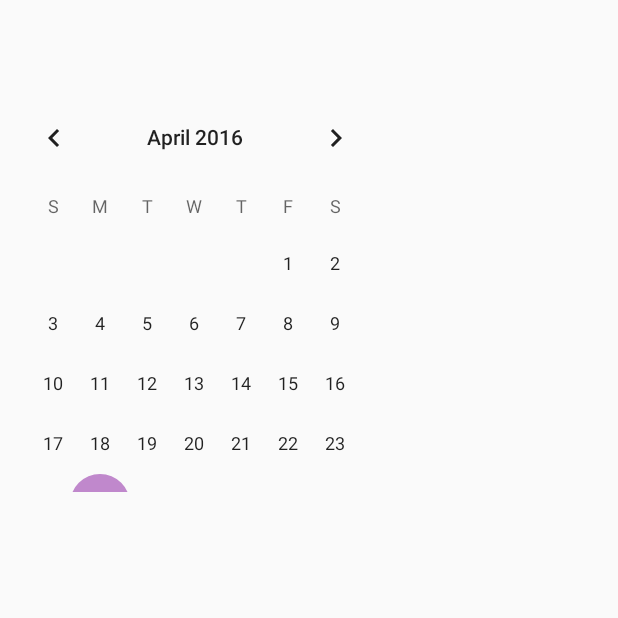
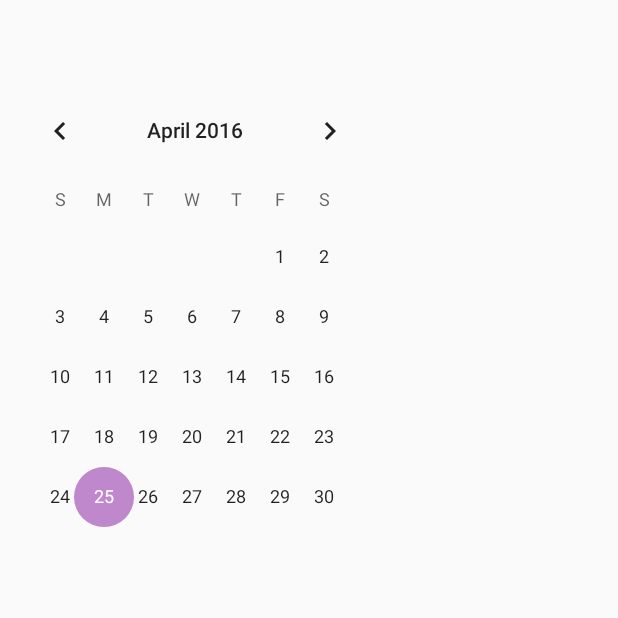
Before and after one commit to Biometrix-Health-Self-Improvement/Biometrix, an Android app: the EditCalendar screen opened directly, with no data from a screen before it, on a phone screen of 412 x 824 dp, the top half of it. Run offline under Robolectric (Android 15) with nearby library versions, the phone set to English and light mode, and no system bars.

Commit message:
+sleep cards; fixed calendar UI

```diff
--- a/NewAndroidProject/app/src/main/java/com/rocket/biometrix/EditPastEntries/fragments/EntryCandiesFragment.java
+++ b/NewAndroidProject/app/src/main/java/com/rocket/biometrix/EditPastEntries/fragments/EntryCandiesFragment.java
@@ -11,6 +11,7 @@ import android.view.View;
 import android.view.ViewGroup;
 
 import com.rocket.biometrix.Database.LocalStorageAccessExercise;
+import com.rocket.biometrix.Database.LocalStorageAccessSleep;
 import com.rocket.biometrix.EditPastEntries.CandyItems;
 import com.rocket.biometrix.EditPastEntries.CursorHelper;
 import com.rocket.biometrix.EditPastEntries.CursorPair;
@@ -130,8 +131,10 @@ public class EntryCandiesFragment extends Fragment {
             if (taybell.getTableName() == "exercise") {
                 CursorHelper exerciseCH = new CursorHelper(taybell, LocalStorageAccessExercise.TITLE, LocalStorageAccessExercise.TIME);
                 allCH.add(exerciseCH);
+            }else if(taybell.getTableName() == "sleep") {
+                CursorHelper sleepCH = new CursorHelper(taybell, LocalStorageAccessSleep.QUALITY, LocalStorageAccessSleep.TIME);
+                allCH.add(sleepCH);
             }
-
         }
 
         for(CursorHelper CurseHel : allCH){
--- a/NewAndroidProject/app/src/main/res/layout/activity_edit_past2.xml
+++ b/NewAndroidProject/app/src/main/res/layout/activity_edit_past2.xml
@@ -2,10 +2,10 @@
 <!--FRAGMENTS MUST BE IN "CONTAINER" OR EVERYTHING IS INVISIBLE-->
 <GridLayout xmlns:android="http://schemas.android.com/apk/res/android"
               xmlns:tools="http://schemas.android.com/tools"
-              android:layout_width="fill_parent"
-              android:layout_height="fill_parent"
+              android:layout_width="wrap_content"
+              android:layout_height="wrap_content"
               android:orientation="vertical"
-              tools:context=".LinearLayout"
+              tools:context=".GridLayout"
               android:id="@+id/fragment_container"
     >
 
@@ -14,8 +14,10 @@
         android:layout_width="wrap_content"
         android:layout_height="wrap_content"
         android:layout_gravity="right"
-        android:layout_columnWeight="0"
-        android:layout_rowWeight="0"/>
+        android:layout_columnWeight="3"
+        android:layout_rowWeight="3"
+        android:layout_row="0"
+        android:layout_column="2"/>
 
     <!--<fragment-->
         <!--android:id="@+id/EPEFragment"-->
--- a/NewAndroidProject/app/src/main/res/layout/fragment_exercise_calendar.xml
+++ b/NewAndroidProject/app/src/main/res/layout/fragment_exercise_calendar.xml
@@ -1,17 +1,17 @@
 <FrameLayout xmlns:android="http://schemas.android.com/apk/res/android"
              xmlns:tools="http://schemas.android.com/tools"
              android:layout_width="260dp"
-             android:layout_height="280dp"
+             android:layout_height="wrap_content"
              tools:context=".EditCalendar">
 
     <!-- TODO: Update blank fragment layout -->
 
     <CalendarView
-        android:layout_width="260dp"
-        android:layout_height="280dp"
+        android:layout_width="wrap_content"
+        android:layout_height="wrap_content"
         android:id="@+id/ex_CV"
-        android:layout_gravity="center_horizontal|top"
-        android:layout_margin="10dp"
+        android:layout_gravity="left|top"
+        android:layout_margin="5dp"
         android:theme="@style/AppTheme"
         android:touchscreenBlocksFocus="false"
         />
```
Also changed, not shown: NewAndroidProject/app/src/main/java/com/rocket/biometrix/EditPastEntries/EditPastActivity.java (+4 -4 lines), NewAndroidProject/app/src/main/java/com/rocket/biometrix/EditPastEntries/fragments/EditCalendar.java (+16 -9 lines).
